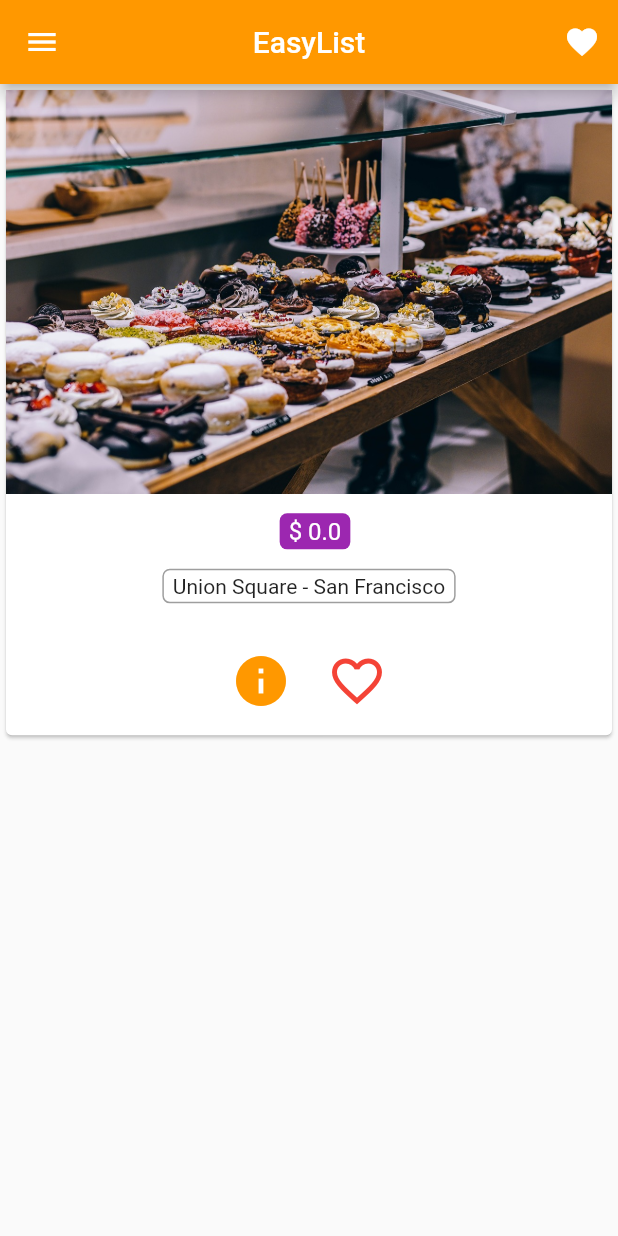
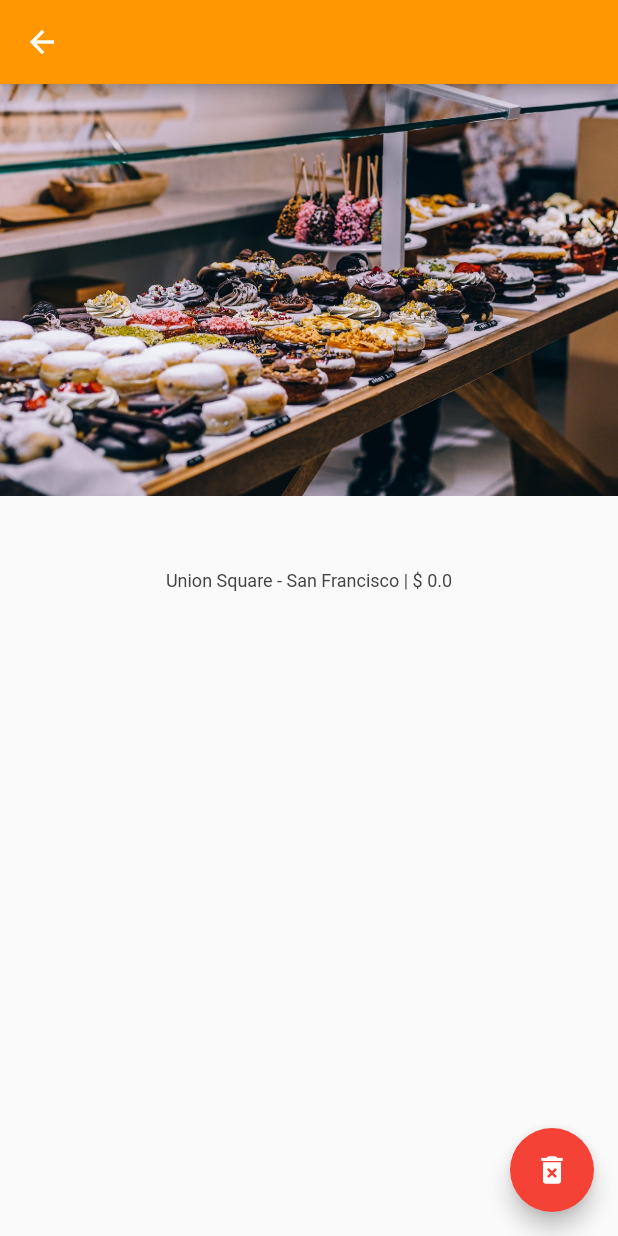
Before and after one commit to felipefschwade/cursoFlutterUdemy, a Flutter app: the AdminPage screen opened by its route, after a tap on "Save", after a tap on the "info" icon, on a phone screen of 412 x 824 dp. Run offline on Flutter 3.47's test engine with Material 2 defaults, Android fonts, the phone set to English and light mode, and no system bars.

Commit message:
Beggining the extraction of some widgets.

```diff
--- a/lib/drawer.dart
+++ b/lib/drawer.dart
@@ -1,12 +1,9 @@
 
-import 'package:curso_udemy/pages/admin_page.dart';
-import 'package:curso_udemy/pages/products_page.dart';
 import 'package:flutter/material.dart';
 
 class CustomDrawer extends StatelessWidget {
   @override
   Widget build(BuildContext context) {
-    // TODO: implement build
     return Drawer(
       child: Column(
         children: <Widget>[
--- a/lib/main.dart
+++ b/lib/main.dart
@@ -9,7 +9,6 @@ void main() => runApp(new App());
 class App extends StatefulWidget {
   @override
   State<StatefulWidget> createState() {
-    // TODO: implement createState
     return _AppState();
   }
 
@@ -58,7 +57,12 @@ class _AppState extends State<App> {
         if (pathElements[1] == 'product') {
           final int index = int.parse(pathElements[2]);
           return MaterialPageRoute<bool>(
-            builder: (BuildContext context) => ProductPage(title: _products[index]['title'], imageUrl: _products[index]['image'],)
+            builder: (BuildContext context) => ProductPage(
+              title: _products[index]['title'],
+              imageUrl: _products[index]['image'],
+              address: 'Union Square - San Francisco',
+              description: _products[index]['description'],
+              price: _products[index]['price'],)
           );
         }
         return null;
--- a/lib/pages/auth.dart
+++ b/lib/pages/auth.dart
@@ -4,7 +4,6 @@ class AuthPage extends StatefulWidget {
 
   @override
   State<StatefulWidget> createState() {
-    // TODO: implement createState
     return _AuthPageState();
   }
 
--- a/lib/pages/product.dart
+++ b/lib/pages/product.dart
@@ -1,12 +1,15 @@
-
+import 'package:curso_udemy/widgets/ui_elements/title.dart';
 import 'package:flutter/material.dart';
 
 class ProductPage extends StatelessWidget {
 
   final String title;
   final String imageUrl;
+  final double price;
+  final String description;
+  final String address;
 
-  ProductPage({this.title, this.imageUrl});
+  ProductPage({this.title, this.imageUrl, this.address, this.description, this.price});
 
   void _showWarningDialog(BuildContext context) {
     showDialog(context: context, builder: (BuildContext builder) {
@@ -39,21 +42,35 @@ class ProductPage extends StatelessWidget {
           centerTitle: true,
           title: Text(title),
         ),
+        floatingActionButton: FloatingActionButton(
+          backgroundColor: Colors.red,
+          child: Icon(Icons.delete_forever),
+          onPressed: () => _showWarningDialog(context),
+        ),
         body: Column(
-          mainAxisAlignment: MainAxisAlignment.start,
           children: <Widget>[
             Image.asset(imageUrl),
-            Container(child: Padding(padding: EdgeInsets.all(10.0), child:  Text('On product page'),),),
-            Container(
-              child: Padding(
-                padding: EdgeInsets.all(10.0),
-                child:  RaisedButton(
-                  color: Theme.of(context).accentColor,
-                  child: Text('Delete'),
-                  onPressed: () => _showWarningDialog(context),
-                ),
+            SizedBox(height: 10.0),
+            PersonalTitle(title),
+            SizedBox(height: 10.0),
+            Text(
+              '${address} | \$ ${price}',
+              style: TextStyle(
+                color: Colors.grey[800],
+                fontSize: 12.0
               ),
             ),
+            SizedBox(height: 10.0),
+            Container(
+              padding: EdgeInsets.symmetric(horizontal: 10.0),
+              child: Text(
+                description,
+                style: TextStyle(
+                  fontSize: 18.0,
+                ),
+                textAlign: TextAlign.center,
+              ),
+            )
           ],
         ),
       ),
--- a/lib/pages/product_create.dart
+++ b/lib/pages/product_create.dart
@@ -7,7 +7,6 @@ class ProductCreatePage extends StatefulWidget {
 
   @override
   State<StatefulWidget> createState() {
-    // TODO: implement createState
     return _ProductCreateState();
   }
 
--- a/lib/pages/products_page.dart
+++ b/lib/pages/products_page.dart
@@ -1,5 +1,5 @@
 import 'package:curso_udemy/drawer.dart';
-import 'package:curso_udemy/products_manager.dart';
+import 'package:curso_udemy/widgets/products/products.dart';
 import 'package:flutter/material.dart';
 
 class ProductsPage extends StatelessWidget {
@@ -20,7 +20,7 @@ class ProductsPage extends StatelessWidget {
             )
           ],
         ),
-        body: ProductManager(products: products)
+        body: Products(products)
     );
   }
 
--- a/lib/products.dart
+++ /dev/null
@@ -1,92 +0,0 @@
-import 'package:curso_udemy/pages/product.dart';
-import 'package:flutter/material.dart';
-
-class Products extends StatelessWidget {
-  final List<Map<String, dynamic>> products;
-
-  // Positional optional argument
-  Products(this.products);
-
-  Widget _buildProductItem(BuildContext context, int index) {
-    return Card(
-      child: Column(
-        children: <Widget>[
-          Image.asset(products[index]['image']),
-          Container(
-            margin: EdgeInsets.symmetric(vertical: 10.0),
-            child: Row(
-              mainAxisAlignment: MainAxisAlignment.center,
-              children: <Widget>[
-                Text(
-                  products[index]['title'],
-                  style: TextStyle(
-                    fontSize: 26.0,
-                    fontWeight: FontWeight.bold,
-                  ),
-                ),
-                SizedBox(width: 8.0,),
-                Container(
-                  padding: EdgeInsets.symmetric(horizontal: 6.0, vertical: 2.5),
-                  decoration: BoxDecoration(
-                    borderRadius: BorderRadius.circular(5.0),
-                    color: Theme.of(context).accentColor
-                  ),
-                  child: Text(
-                    '\$ ${products[index]['price'].toString()}',
-                    style: TextStyle(
-                      color: Colors.white,
-                      fontSize: 16.0
-                    ),
-                  ),
-                ),
-              ],
-            ),
-          ),
-          Container(
-            padding: EdgeInsets.symmetric(horizontal: 6.0, vertical:  2.5),
-            child: Text('Union Square - San Francisco'),
-            decoration: BoxDecoration(
-              border: Border.all(
-                color: Colors.grey,
-                width: 1.0
-              ),
-              borderRadius: BorderRadius.circular(5.0)
-            ),
-          ),
-          Text(products[index]['description']),
-          ButtonBar(
-            alignment: MainAxisAlignment.center,
-            children: <Widget>[
-              IconButton(
-                color: Theme.of(context).primaryColor,
-                icon: Icon(Icons.info),
-                iconSize: 40.0,
-                onPressed: () {},
-              ),
-              IconButton(
-                icon: Icon(Icons.favorite_border),
-                color: Colors.red,
-                iconSize: 40.0,
-                onPressed: () {},
-              ),
-            ],
-          )
-        ]),
-    );
-  }
-
-  Widget _buildProductList() {
-    if (products.length > 0) {
-      return ListView.builder(
-        itemBuilder: _buildProductItem,
-        itemCount: products.length,
-      );
-    }
-    return Center(child: Text('No products Found!'),);
-  }
-
-  @override
-  Widget build(BuildContext context) {
-    return _buildProductList();
-  }
-}
--- a/lib/products_manager.dart
+++ /dev/null
@@ -1,18 +0,0 @@
-import 'package:flutter/material.dart';
-import 'package:curso_udemy/products.dart';
-
-class ProductManager extends StatelessWidget {
-  final List<Map<String, dynamic>> products;
-
-  ProductManager({this.products});
-
-  @override
-  Widget build(BuildContext context) {
-    return Column(
-      children: <Widget>[
-        Expanded(child: Products(products),),
-      ],
-    );
-  }
-
-}
--- /dev/null
+++ b/lib/widgets/products/price_tag.dart
@@ -0,0 +1,28 @@
+import 'package:flutter/material.dart';
+
+class PriceTag extends StatelessWidget {
+
+  final String price;
+
+  PriceTag({this.price});
+
+  @override
+  Widget build(BuildContext context) {
+    // TODO: implement build
+    return Container(
+      padding: EdgeInsets.symmetric(horizontal: 6.0, vertical: 2.5),
+      decoration: BoxDecoration(
+        borderRadius: BorderRadius.circular(5.0),
+        color: Theme.of(context).accentColor
+      ),
+      child: Text(
+        '\$ ${price}',
+        style: TextStyle(
+          color: Colors.white,
+          fontSize: 16.0
+        ),
+      ),
+    );
+  }
+
+}
--- /dev/null
+++ b/lib/widgets/products/product_card.dart
@@ -0,0 +1,63 @@
+import 'package:curso_udemy/widgets/products/price_tag.dart';
+import 'package:curso_udemy/widgets/ui_elements/title.dart';
+import 'package:flutter/material.dart';
+
+class ProductCard extends StatelessWidget {
+
+  final Map<String, dynamic> product;
+  final int index;
+
+  ProductCard(this.product, this.index);
+
+  @override
+  Widget build(BuildContext context) {
+    // TODO: implement build
+    return Card(
+      child: Column(
+        children: <Widget>[
+          Image.asset(product['image']),
+          Container(
+            margin: EdgeInsets.symmetric(vertical: 10.0),
+            child: Row(
+              mainAxisAlignment: MainAxisAlignment.center,
+              children: <Widget>[
+                PersonalTitle(product['title']),
+                SizedBox(width: 8.0),
+                PriceTag(price: product['price'].toString()),
+              ],
+            ),
+          ),
+          Container(
+            padding: EdgeInsets.symmetric(horizontal: 6.0, vertical:  2.5),
+            child: Text('Union Square - San Francisco'),
+            decoration: BoxDecoration(
+              border: Border.all(
+                color: Colors.grey,
+                width: 1.0
+              ),
+              borderRadius: BorderRadius.circular(5.0)
+            ),
+          ),
+          Text(product['description']),
+          ButtonBar(
+            alignment: MainAxisAlignment.center,
+            children: <Widget>[
+              IconButton(
+                color: Theme.of(context).primaryColor,
+                icon: Icon(Icons.info),
+                iconSize: 40.0,
+                onPressed: () => Navigator.pushNamed<bool>(context, '/product/${index.toString()}')
+              ),
+              IconButton(
+                icon: Icon(Icons.favorite_border),
+                color: Colors.red,
+                iconSize: 40.0,
+                onPressed: () {},
+              ),
+            ],
+          )
+        ]),
+    );;
+  }
+
+}
--- /dev/null
+++ b/lib/widgets/products/products.dart
@@ -0,0 +1,24 @@
+import 'package:curso_udemy/widgets/products/product_card.dart';
+import 'package:flutter/material.dart';
+
+class Products extends StatelessWidget {
+  final List<Map<String, dynamic>> products;
+
+  // Positional optional argument
+  Products(this.products);
+
+  Widget _buildProductList() {
+    if (products.length > 0) {
+      return ListView.builder(
+        itemBuilder: (BuildContext context, int index) => ProductCard(products[index], index),
+        itemCount: products.length,
+      );
+    }
+    return Center(child: Text('No products Found!'),);
+  }
+
+  @override
+  Widget build(BuildContext context) {
+    return _buildProductList();
+  }
+}
--- /dev/null
+++ b/lib/widgets/ui_elements/title.dart
@@ -0,0 +1,20 @@
+import 'package:flutter/material.dart';
+
+class PersonalTitle extends StatelessWidget {
+  final String title;
+
+  PersonalTitle(this.title);
+
+  @override
+  Widget build(BuildContext context) {
+    // TODO: implement build
+    return Text(
+      title,
+      style: TextStyle(
+        fontSize: 26.0,
+        fontWeight: FontWeight.bold,
+      ),
+    );
+  }
+
+}
```
